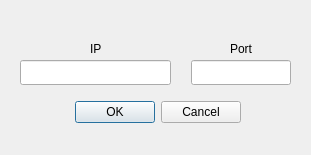
First picture: the form in client/src/gui/connection.ui, repository aureljah/Simple-Rpi-Gui, before the edit.
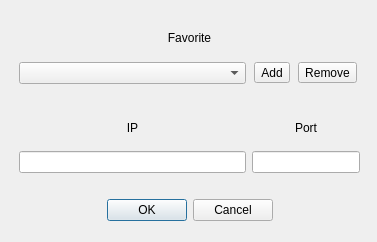
Second picture: the form after the edit.

Commit message: added setting tech + settings page with all settign for general/live/live audio + added save favorite server ip+port

The edit to the form file:
```diff
--- a/client/src/gui/connection.ui
+++ b/client/src/gui/connection.ui
@@ -6,8 +6,8 @@
    <rect>
     <x>0</x>
     <y>0</y>
-    <width>311</width>
-    <height>155</height>
+    <width>377</width>
+    <height>242</height>
    </rect>
   </property>
   <property name="focusPolicy">
@@ -16,61 +16,87 @@
   <property name="windowTitle">
    <string>Connection</string>
   </property>
+  <widget class="QWidget" name="gridLayoutWidget">
+   <property name="geometry">
+    <rect>
+     <x>19</x>
+     <y>20</y>
+     <width>341</width>
+     <height>201</height>
+    </rect>
+   </property>
+   <layout class="QGridLayout" name="gridLayout">
+    <item row="4" column="0">
   <widget class="QLineEdit" name="lineEdit_ip">
-   <property name="geometry">
-    <rect>
-     <x>20</x>
-     <y>60</y>
-     <width>151</width>
-     <height>25</height>
-    </rect>
-   </property>
-  </widget>
-  <widget class="QLineEdit" name="lineEdit_port">
-   <property name="geometry">
-    <rect>
-     <x>191</x>
-     <y>60</y>
-     <width>100</width>
-     <height>25</height>
-    </rect>
-   </property>
-  </widget>
+      <property name="minimumSize">
+       <size>
+        <width>0</width>
+        <height>0</height>
+       </size>
+      </property>
+     </widget>
+    </item>
+    <item row="3" column="0">
   <widget class="QLabel" name="label">
-   <property name="geometry">
-    <rect>
-     <x>90</x>
-     <y>40</y>
-     <width>21</width>
-     <height>17</height>
-    </rect>
-   </property>
    <property name="text">
     <string>IP</string>
    </property>
-  </widget>
+      <property name="alignment">
+       <set>Qt::AlignCenter</set>
+      </property>
+     </widget>
+    </item>
+    <item row="2" column="0" colspan="2">
+     <spacer name="horizontalSpacer_2">
+      <property name="orientation">
+       <enum>Qt::Horizontal</enum>
+      </property>
+      <property name="sizeHint" stdset="0">
+       <size>
+        <width>40</width>
+        <height>20</height>
+       </size>
+      </property>
+     </spacer>
+    </item>
+    <item row="5" column="0" colspan="2">
+     <spacer name="horizontalSpacer">
+      <property name="orientation">
+       <enum>Qt::Horizontal</enum>
+      </property>
+      <property name="sizeHint" stdset="0">
+       <size>
+        <width>40</width>
+        <height>20</height>
+       </size>
+      </property>
+     </spacer>
+    </item>
+    <item row="4" column="1">
+     <widget class="QLineEdit" name="lineEdit_port"/>
+    </item>
+    <item row="3" column="1">
   <widget class="QLabel" name="label_2">
-   <property name="geometry">
-    <rect>
-     <x>230</x>
-     <y>40</y>
-     <width>54</width>
-     <height>17</height>
-    </rect>
-   </property>
    <property name="text">
     <string>Port</string>
    </property>
-  </widget>
+      <property name="alignment">
+       <set>Qt::AlignCenter</set>
+      </property>
+     </widget>
+    </item>
+    <item row="0" column="0" colspan="2">
+     <widget class="QLabel" name="label_3">
+      <property name="text">
+       <string>Favorite</string>
+      </property>
+      <property name="alignment">
+       <set>Qt::AlignCenter</set>
+      </property>
+     </widget>
+    </item>
+    <item row="6" column="0" colspan="2">
   <widget class="QDialogButtonBox" name="buttonBox">
-   <property name="geometry">
-    <rect>
-     <x>70</x>
-     <y>100</y>
-     <width>171</width>
-     <height>25</height>
-    </rect>
-   </property>
    <property name="focusPolicy">
     <enum>Qt::ClickFocus</enum>
    </property>
@@ -80,6 +106,43 @@
    <property name="standardButtons">
     <set>QDialogButtonBox::Cancel|QDialogButtonBox::Ok</set>
    </property>
+      <property name="centerButtons">
+       <bool>true</bool>
+      </property>
+     </widget>
+    </item>
+    <item row="1" column="0">
+     <widget class="QComboBox" name="select_favorite_comboBox">
+      <property name="sizePolicy">
+       <sizepolicy hsizetype="Preferred" vsizetype="Fixed">
+        <horstretch>1</horstretch>
+        <verstretch>0</verstretch>
+       </sizepolicy>
+      </property>
+     </widget>
+    </item>
+    <item row="1" column="1">
+     <layout class="QHBoxLayout" name="horizontalLayout">
+      <item>
+       <widget class="QToolButton" name="add_favorite_Button">
+        <property name="text">
+         <string>Add</string>
+        </property>
+       </widget>
+      </item>
+      <item>
+       <widget class="QToolButton" name="remove_favorite_Button">
+        <property name="layoutDirection">
+         <enum>Qt::LeftToRight</enum>
+        </property>
+        <property name="text">
+         <string>Remove</string>
+        </property>
+       </widget>
+      </item>
+     </layout>
+    </item>
+   </layout>
   </widget>
  </widget>
  <resources/>
```
Lines whose indentation alone changed are shown as unchanged. The commit also changes 13 other files.
